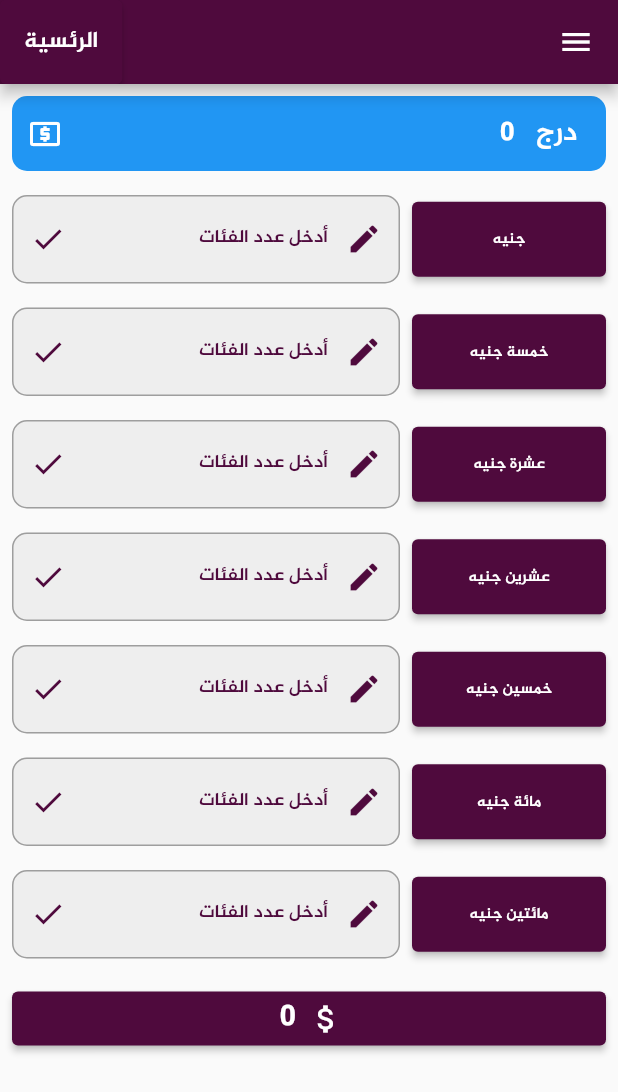
After one commit to freejob985/cafeteria_ofline_sqllite, a Flutter app: the Casher screen opened by its route, on a phone screen of 412 x 824 dp. The commit adds this screen. Shown: the top 1092 px of the screen. Run offline on Flutter 3.47's test engine with Material 2 defaults, Android fonts, the phone set to English and light mode, and no system bars; our stand-ins replace another_flushbar, get, shared_preferences, sqflite; accounts and stored records are empty.

Commit message:
تعديل نهائي

```diff
--- a/lib/Provider/BenchProvider.dart
+++ b/lib/Provider/BenchProvider.dart
@@ -29,7 +29,7 @@ class BenchProvider with ChangeNotifier {
         'select * from Cat where Category like ? or ty like ?  ',
         ['%$key%', '%$key%']);
     data = fetchedData;
-    print(data);
+    // print(data);
     notifyListeners();
     return data;
   }
@@ -40,7 +40,7 @@ class BenchProvider with ChangeNotifier {
     List<Map<String, dynamic>> fetchedData = await sqlhellper
         .readData('select * from Cat where  ty like ?  ', ['%$key%']);
     data = fetchedData;
-    print(data);
+    // print(data);
     notifyListeners();
     return data;
   }
--- a/lib/Provider/ReservationProvider.dart
+++ b/lib/Provider/ReservationProvider.dart
@@ -117,7 +117,7 @@ class ReservationProvider with ChangeNotifier {
 
   Future<List<Map<String, dynamic>>> Accounts_() async {
     final sql =
-        "SELECT SUM(`price`) AS `Rows`, * FROM `seat` GROUP BY `check` ORDER BY `check`";
+        "SELECT SUM(`price`) AS `Rows`, * FROM `seat` GROUP BY `check` ORDER BY `seatx`";
     List<Map<String, dynamic>> fetchedData = await sqlhellper.readData(sql);
     print('Test point fetchedData ::=> $fetchedData');
     data = fetchedData;
--- a/lib/Provider/seatProvider.dart
+++ b/lib/Provider/seatProvider.dart
@@ -119,9 +119,9 @@ double? Consumptions = double.tryParse(sum4) ?? 0;
 double? Worker = double.tryParse(sum3) ?? 0;
 
 double? item = double.tryParse(sum2) ?? 0;
-double? all = double.tryParse(sum5) ?? 0;
-
-    double all_ = item + Consumptions + Worker - all;
+double? all = double.tryParse(sum7) ?? 0;
+double x =item + Consumptions + Worker;
+    double all_ =  all-x;
     sum6 = all_.toString();
     notifyListeners();
   }
--- /dev/null
+++ b/lib/Widget/Casher.dart
@@ -0,0 +1,252 @@
+import 'package:cafeteria_ofline/Custom_widget/MyDrawer.dart';
+import 'package:cafeteria_ofline/hellper/SessionManager.dart';
+import 'package:cafeteria_ofline/hellper/function.dart';
+import 'package:flutter/material.dart';
+import 'package:cafeteria_ofline/hellper/Constants.dart';
+import 'package:cafeteria_ofline/hellper/kit.dart';
+
+class Casher extends StatefulWidget {
+  const Casher({Key? key}) : super(key: key);
+  @override
+  State<Casher> createState() => _CasherState();
+}
+
+class _CasherState extends State<Casher> {
+  TextEditingController controller1 = TextEditingController();
+  TextEditingController controller2 = TextEditingController();
+  TextEditingController controller3 = TextEditingController();
+  TextEditingController controller4 = TextEditingController();
+  TextEditingController controller5 = TextEditingController();
+  TextEditingController controller6 = TextEditingController();
+  TextEditingController controller7 = TextEditingController();
+
+  int number1 = 0;
+  int number2 = 0;
+  int number3 = 0;
+  int number4 = 0;
+  int number5 = 0;
+  int number6 = 0;
+  int number7 = 0;
+  int all = 0;
+  int intall = 0;
+
+  void dispose() {
+    controller1.dispose();
+    controller2.dispose(); //
+    controller3.dispose(); //
+    controller4.dispose(); //
+    controller5.dispose(); //
+    controller6.dispose(); //
+    controller7.dispose(); //
+    super.dispose();
+  }
+
+  @override
+  Widget build(BuildContext context) {
+    return Directionality(
+      textDirection: TextDirection.rtl,
+      child: Scaffold(
+        drawer: MyDrawer(),
+        appBar: AppBar(
+          backgroundColor: pr,
+          actions: [
+            ElevatedButton(
+              onPressed: () {
+                Navigator.pushNamed(context, "Home");
+              },
+              child: Text(
+                'الرئسية',
+                style: TextStyle_(fontSize: 15, color: Colors.white),
+              ),
+              style: ButtonStyle(
+                backgroundColor:
+                    MaterialStateProperty.all<Color>(pr), // تغيير لون الخلفية
+                foregroundColor: MaterialStateProperty.all<Color>(
+                    Colors.white), // تغيير لون النص
+              ),
+            ),
+          ],
+        ),
+        body: SingleChildScrollView(
+          child: Padding(
+            padding: const EdgeInsets.all(8.0),
+            child: Column(
+              children: [
+                // Add a decorative container with text and icon
+                Container(
+                  decoration: BoxDecoration(
+                    color: Colors.blue, // Change the color as needed
+                    borderRadius: BorderRadius.circular(10),
+                  ),
+                  padding: EdgeInsets.all(10),
+                  child: Row(
+                    mainAxisAlignment: MainAxisAlignment.spaceBetween,
+                    children: [
+                      Text(
+                        '  درج   $all      ',
+                        style: TextStyle_(fontSize: 18, color: Colors.white),
+                      ),
+                      Icon(
+                        Icons.local_atm,
+                        color: Colors.white,
+                      ),
+                    ],
+                  ),
+                ),
+                SizedBox(height: 16), // Add some spacing
+                // Your existing rows with buttons and text fields
+                buildRowWithButtonAndTextField("جنيه", controller1, (val) {
+                  int value1 = int.tryParse(val) ?? 0 * 1;
+                  number1 = value1;
+                  intall += number1;
+                  all = number1;
+                  setState(() {});
+                }),
+                SizedBox(height: 16),
+                buildRowWithButtonAndTextField("خمسة جنيه", controller2, (val) {
+                  int value1 = int.tryParse(val) ?? 0 * 5;
+                  number2 = value1 * 5;
+                  intall += number2;
+                  all = number2;
+                  setState(() {});
+                }),
+                SizedBox(height: 16),
+                buildRowWithButtonAndTextField("عشرة جنيه", controller3, (val) {
+                  int value1 = int.tryParse(val) ?? 0 * 10;
+                  number3 = value1 * 10;
+                  intall += number3;
+                  all = number3;
+                  setState(() {});
+                }),
+                SizedBox(height: 16),
+                buildRowWithButtonAndTextField("عشرين جنيه", controller4,
+                    (val) {
+                  int value1 = int.tryParse(val) ?? 0 * 20;
+                  number4 = value1 * 20;
+                  all = number4;
+                  intall += number4;
+                  setState(() {});
+                }),
+                SizedBox(height: 16),
+                buildRowWithButtonAndTextField("خمسين جنيه", controller5,
+                    (val) {
+                  int value1 = int.tryParse(val) ?? 0 * 50;
+                  number5 = value1 * 50;
+                  all = number5;
+                  setState(() {});
+                }),
+                SizedBox(height: 16),
+                buildRowWithButtonAndTextField("مائة جنيه", controller6, (val) {
+                  int value1 = int.tryParse(val) ?? 0 * 100;
+                  number6 = value1 * 100;
+                  all = number6;
+                  setState(() {});
+                }),
+                SizedBox(height: 16),
+                buildRowWithButtonAndTextField("مائتين جنيه", controller7,
+                    (val) {
+                  int value = int.tryParse(val) ?? 0 * 200;
+                  number7 = value * 200;
+                  all = number7;
+                  setState(() {});
+                }),
+                SizedBox(height: 16),
+
+                // Button with icon and text
+                ElevatedButton.icon(
+                  onPressed: () {
+               int a=     number1 +
+                        number2 +
+                        number3 +
+                        number4 +
+                        number5 +
+                        number6 +
+                        number7;
+
+           SessionManager.setSession('Casher', a.toString());
+
+        showNotification(context,
+                        title: "", message: " تم حفظ قيمة الكاشير");
+
+                  },
+                  icon: Icon(Icons.attach_money), // Icon
+                  label: Text(
+                    '${number1 + number2 + number3 + number4 + number5 + number6 + number7}',
+                    style: TextStyle_(fontSize: 20, color: Colors.white),
+                  ), // Text indicating the meaning of the icon
+                  style: ButtonStyle(
+                    backgroundColor: MaterialStateProperty.all<Color>(
+                        pr), // تغيير لون الخلفية
+                    foregroundColor: MaterialStateProperty.all<Color>(
+                        Colors.white), // تغيير لون النص
+                    fixedSize: MaterialStateProperty.all<Size>(
+                      Size.fromWidth(MediaQuery.of(context).size.width),
+                    ),
+                  ),
+                ),
+              ],
+            ),
+          ),
+        ),
+      ),
+    );
+  }
+
+  Widget buildRowWithButtonAndTextField(String text,
+      TextEditingController _itemController, void Function(String) func) {
+    return Row(
+      children: [
+        Expanded(
+          flex: 1,
+          child: ElevatedButton(
+            onPressed: () {},
+            child: Text(
+              text,
+              textAlign: TextAlign.center,
+              style: TextStyle(
+                fontSize: 10,
+                color: Colors.white,
+                fontFamily: 'Al-Jazeera',
+              ),
+            ),
+            style: ButtonStyle(
+              backgroundColor: MaterialStateProperty.all<Color>(pr),
+              foregroundColor: MaterialStateProperty.all<Color>(Colors.white),
+              fixedSize: MaterialStateProperty.all<Size>(
+                Size.fromHeight(50),
+              ),
+            ),
+          ),
+        ),
+        SizedBox(width: 8),
+        Expanded(
+          flex: 2,
+          child: TextFormField(
+            controller: _itemController,
+            onChanged: func,
+            style: TextStyle(color: Colors.black),
+            cursorColor: pr,
+            keyboardType: TextInputType.number,
+            decoration: InputDecoration(
+              labelText: 'أدخل عدد الفئات ',
+              labelStyle:
+                  TextStyle(fontSize: 12, color: pr, fontFamily: 'Al-Jazeera'),
+              focusedBorder: OutlineInputBorder(
+                borderSide: BorderSide(color: pr, width: 2.0),
+                borderRadius: BorderRadius.circular(10.0),
+              ),
+              enabledBorder: OutlineInputBorder(
+                borderSide: BorderSide(color: Colors.grey, width: 1.0),
+                borderRadius: BorderRadius.circular(10.0),
+              ),
+              prefixIcon: Icon(Icons.edit, color: pr),
+              suffixIcon: Icon(Icons.check, color: pr),
+              filled: true,
+              fillColor: Colors.grey[200],
+            ),
+          ),
+        ),
+      ],
+    );
+  }
+}
--- a/lib/Widget/reservation.dart
+++ b/lib/Widget/reservation.dart
@@ -42,7 +42,7 @@ class _ReservationState extends State<Reservation> {
           GestureDetector(
             onTap: () {
               _ReservationProvider.seatx_done(context);
-              print('Test point 1 ::=> 1');
+              // print('Test point 1 ::=> 1');
             },
             child: Container(
               padding: EdgeInsets.all(16),
@@ -275,4 +275,5 @@ class _MyCustomListViewState extends State<MyCustomListView> {
           },
         ));
   }
+
 }
--- a/lib/hellper/function.dart
+++ b/lib/hellper/function.dart
@@ -6,6 +6,7 @@ import 'package:cafeteria_ofline/Provider/seatProvider.dart';
 import 'package:cafeteria_ofline/hellper/Constants.dart';
 import 'package:cafeteria_ofline/hellper/kit.dart';
 import 'package:flutter/material.dart';
+import 'package:get/get.dart';
 
 void showNotification(BuildContext context,
     {required String title, required String message, bool success = true}) {
@@ -82,8 +83,8 @@ void addbook(BuildContext context, SeatProvider databaseProvider) {
                   String newReservationName = newReservationController.text;
                   if (newReservationName.isNotEmpty) {
                     var x = databaseProvider.seat_new(newReservationName);
-                    //   databaseProvider.alldata();
-                    print(x);
+                     Navigator.of(context).pop();
+
                   }
                 },
                 child: Text('إضافة',
--- a/lib/main.dart
+++ b/lib/main.dart
@@ -8,6 +8,7 @@ import 'package:cafeteria_ofline/Widget/Accounts.dart';
 import 'package:cafeteria_ofline/Widget/Accounts_mang.dart';
 import 'package:cafeteria_ofline/Widget/Aggregation.dart';
 import 'package:cafeteria_ofline/Widget/Bench.dart';
+import 'package:cafeteria_ofline/Widget/Casher.dart';
 import 'package:cafeteria_ofline/Widget/Consumptions.dart';
 import 'package:cafeteria_ofline/Widget/Home.dart';
 import 'package:cafeteria_ofline/Widget/Settings.dart';
@@ -49,7 +50,7 @@ class start extends StatelessWidget {
           'Settings': (context) => Settings(),
           'Aggregation': (context) => Aggregation(),
           'AccountsMang': (context) => AccountsMang(),
-
+          'Casher': (context) => Casher(),
         },
         initialRoute: 'Home',
         debugShowCheckedModeBanner: false,
--- a/pubspec.yaml
+++ b/pubspec.yaml
@@ -39,6 +39,7 @@ dependencies:
   provider: ^6.0.5
   shared_preferences: ^2.2.2
   another_flushbar: ^1.12.30
+  get: ^4.6.6
 
 dev_dependencies:
   flutter_test:
```
Also changed, not shown: lib/Custom_widget/MyDrawer.dart (+10 -0 lines), lib/Widget/Accounts.dart (+8 -2 lines), lib/Widget/Accounts_mang.dart (+11 -5 lines), lib/Widget/Bench.dart (+4 -5 lines), lib/Widget/Consumptions.dart (+6 -1 lines), lib/Widget/Home.dart (+5 -2 lines), lib/Widget/Settings.dart (+5 -2 lines), lib/Widget/Terms.dart (+10 -0 lines), lib/Widget/Varieties.dart (+35 -10 lines), lib/Widget/Workers.dart (+15 -2 lines), lib/Widget/details.dart (+30 -43 lines), lib/Widget/new_registration.dart (+9 -0 lines), pubspec.lock.
